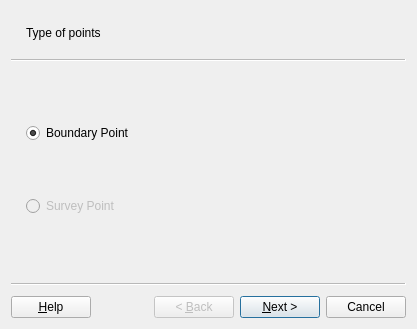
First picture: the form in asistente_ladm_col/ui/wiz_add_points_cadaster.ui, repository SwissTierrasColombia/Asistente-LADM-COL, before the edit.
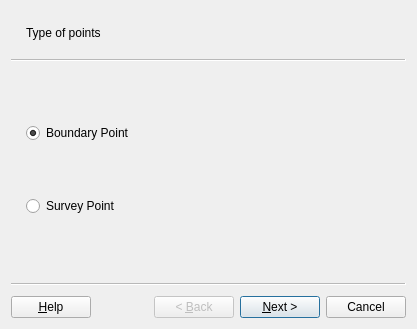
Second picture: the form after the edit.

Diff of the .ui file:
```diff
--- a/asistente_ladm_col/ui/wiz_add_points_cadaster.ui
+++ b/asistente_ladm_col/ui/wiz_add_points_cadaster.ui
@@ -76,7 +76,7 @@
     <item row="4" column="0" colspan="2">
      <widget class="QRadioButton" name="radioButton_2">
       <property name="enabled">
-       <bool>false</bool>
+       <bool>true</bool>
       </property>
       <property name="text">
        <string>Survey Point</string>
```
Left out of the diff: 4 changed lines with no effect on the pictures.
